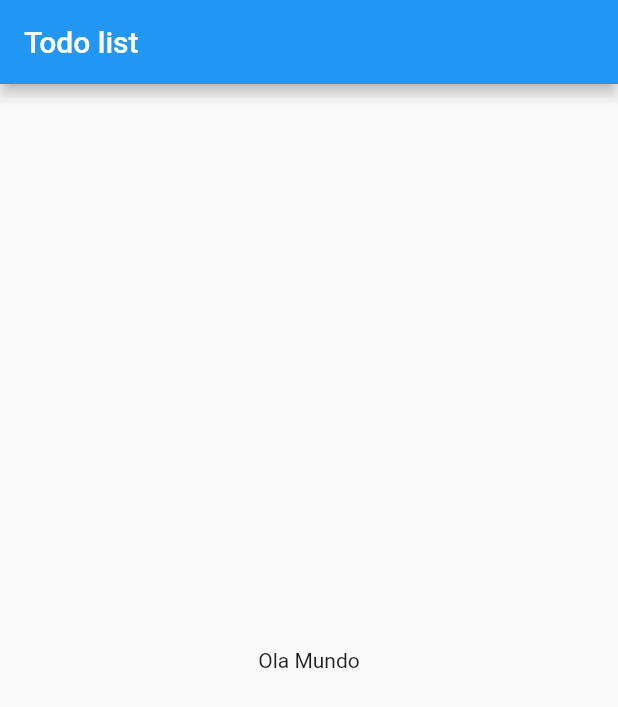
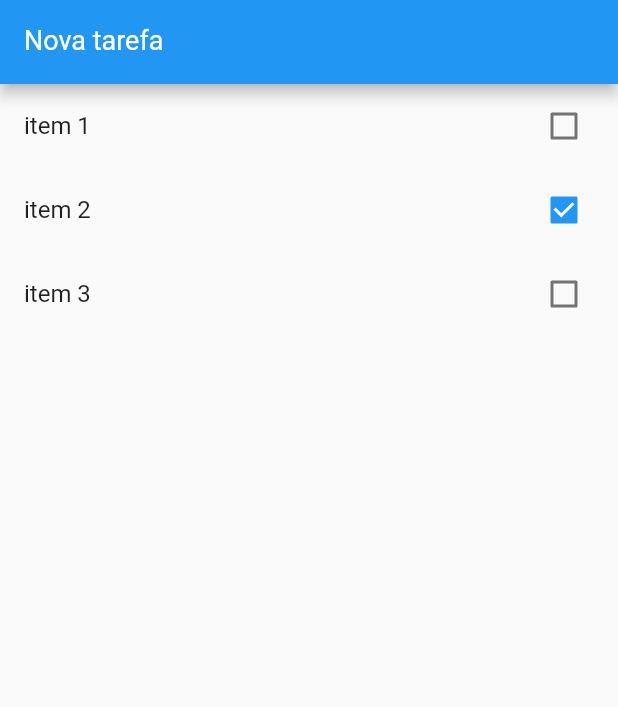
Before and after one commit to leonardokyoshida/baltaIO_Flutter, a Flutter app: the screen it shows after launch, on a phone screen of 412 x 824 dp. Shown: the top 707 px of the screen. Run offline on Flutter 3.47's test engine with Material 2 defaults, Android fonts, the phone set to English and light mode, and no system bars.

Commit message:
ListView, created items, TextFormField(new task)

```diff
--- a/firstApp/todo/lib/main.dart
+++ b/firstApp/todo/lib/main.dart
@@ -1,4 +1,6 @@
 import 'package:flutter/material.dart';
+
+import 'models/item.dart';
 
 void main() => runApp(App());
 
@@ -16,17 +18,54 @@ class App extends StatelessWidget {
   }
 }
 
-class HomePage extends StatelessWidget {
+class HomePage extends StatefulWidget {
+  var items = new List<Item>();
+  HomePage() {
+    items = [];
+
+    items.add(Item(title: "item 1", done: false));
+    items.add(Item(title: "item 2", done: true));
+    items.add(Item(title: "item 3", done: false));
+  }
+
+  @override
+  _HomePageState createState() => _HomePageState();
+}
+
+class _HomePageState extends State<HomePage> {
+  var newTaskCtrl = new TextEditingController();
+
   @override
   Widget build(BuildContext context) {
     return Scaffold(
       appBar: AppBar(
-        title: Text("Todo list"),
-      ),
-      body: Container(
-        child: Center(
-          child: Text("Ola Mundo"),
+          title: TextFormField(
+        controller: newTaskCtrl,
+        keyboardType: TextInputType.text,
+        style: TextStyle(
+          color: Colors.white,
+          fontSize: 18,
         ),
+        decoration: InputDecoration(
+          labelText: "Nova tarefa",
+          labelStyle: TextStyle(color: Colors.white),
+        ),
+      )),
+      body: ListView.builder(
+        itemCount: widget.items.length,
+        itemBuilder: (context, index) {
+          final item = widget.items[index];
+          return CheckboxListTile(
+            title: Text(item.title),
+            key: Key(item.title),
+            value: item.done,
+            onChanged: (value) {
+              setState(() {
+                item.done = value;
+              });
+            },
+          );
+        },
       ),
     );
   }
--- /dev/null
+++ b/firstApp/todo/lib/models/item.dart
@@ -0,0 +1,18 @@
+class Item {
+  String title;
+  bool done;
+
+  Item({this.title, this.done});
+
+  Item.fromJson(Map<String, dynamic> json) {
+    title = json['title'];
+    done = json['done'];
+  }
+
+  Map<String, dynamic> toJson() {
+    final Map<String, dynamic> data = new Map<String, dynamic>();
+    data['title'] = this.title;
+    data['done'] = this.done;
+    return data;
+  }
+}
```
